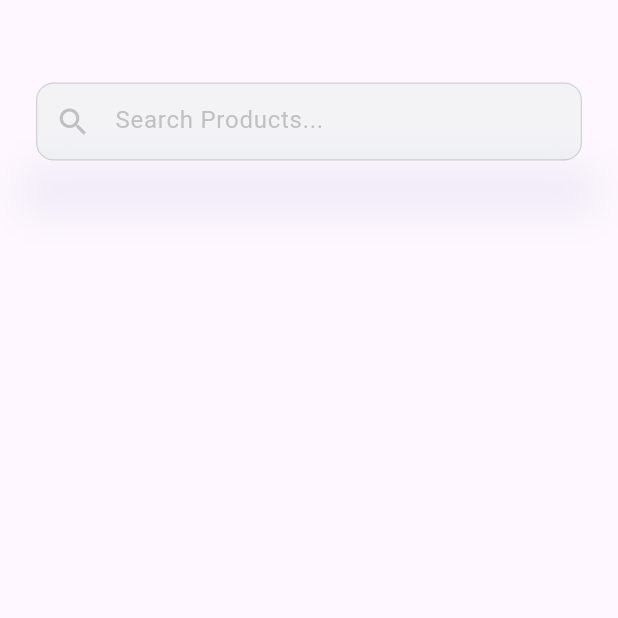
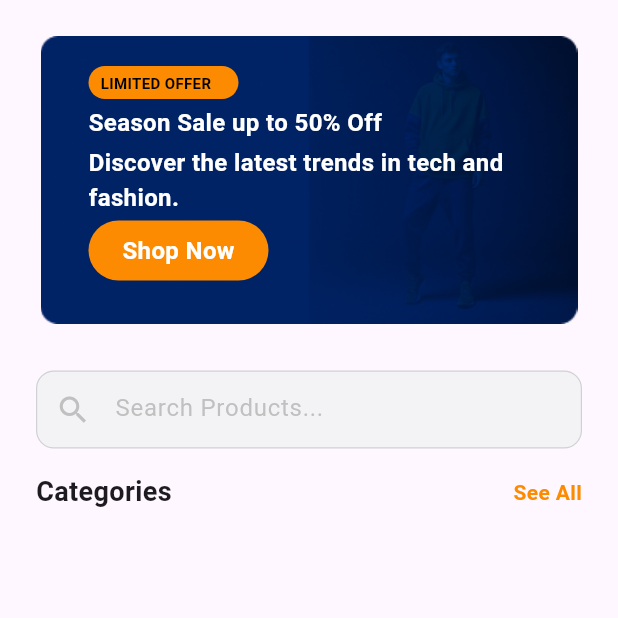
Before and after one commit to Jessetwo/vibrant_commerce, a Flutter app: the HomePage screen opened directly, on a phone screen of 412 x 824 dp, the top half of it. Run offline on Flutter 3.47's test engine with Material 3 defaults, Android fonts, the phone set to English and light mode, and no system bars.

Commit message:
home page edited

```diff
--- /dev/null
+++ b/lib/components/widgets/catergory_box.dart
@@ -0,0 +1,17 @@
+import 'package:flutter/material.dart';
+
+class CatergoryBox extends StatelessWidget {
+  const CatergoryBox({super.key});
+
+  @override
+  Widget build(BuildContext context) {
+    return Container(
+      width: 64,
+      height: 64,
+      decoration: BoxDecoration(
+        color: Colors.grey.withOpacity(0.2),
+        borderRadius: BorderRadius.circular(12),
+      ),
+    );
+  }
+}
--- a/lib/screens/main_screens/home_page.dart
+++ b/lib/screens/main_screens/home_page.dart
@@ -1,4 +1,5 @@
 import 'package:flutter/material.dart';
+import 'package:vibrant_commerce/components/assets/app_colors.dart';
 import 'package:vibrant_commerce/components/widgets/my_text_box.dart';
 
 class HomePage extends StatelessWidget {
@@ -12,25 +13,106 @@ class HomePage extends StatelessWidget {
           padding: const EdgeInsets.all(24.0),
           child: Column(
             children: [
+              Stack(
+                children: [
+                  Image.asset(
+                    'assets/images/Hero_banner.png',
+                    fit: BoxFit.cover,
+                  ),
+                  Positioned(
+                    top: 20,
+                    left: 32,
+                    right: 32,
+                    child: Column(
+                      crossAxisAlignment: CrossAxisAlignment.start,
+                      children: [
+                        Container(
+                          padding: const EdgeInsets.symmetric(
+                            horizontal: 8,
+                            vertical: 4,
+                          ),
+                          width: 100,
+                          height: 22,
+                          decoration: BoxDecoration(
+                            color: AppColors.primaryColor,
+                            borderRadius: BorderRadius.circular(100),
+                          ),
+                          child: Text(
+                            'LIMITED OFFER',
+                            style: TextStyle(
+                              color: Colors.black,
+                              fontSize: 10,
+                              fontWeight: FontWeight.bold,
+                            ),
+                          ),
+                        ),
+                        const SizedBox(height: 4),
+                        Text(
+                          'Season Sale up to 50% Off',
+                          style: TextStyle(
+                            color: Colors.white,
+                            fontSize: 16,
+                            fontWeight: FontWeight.bold,
+                          ),
+                        ),
+                        const SizedBox(height: 4),
+                        Text(
+                          'Discover the latest trends in tech and fashion.',
+                          style: TextStyle(
+                            color: Colors.white,
+                            fontSize: 16,
+                            fontWeight: FontWeight.bold,
+                          ),
+                        ),
+                        const SizedBox(height: 4),
+                        Container(
+                          alignment: Alignment.center,
+                          padding: const EdgeInsets.symmetric(
+                            horizontal: 8,
+                            vertical: 4,
+                          ),
+                          width: 120,
+                          height: 40,
+                          decoration: BoxDecoration(
+                            color: AppColors.primaryColor,
+                            borderRadius: BorderRadius.circular(100),
+                          ),
+                          child: Text(
+                            'Shop Now',
+                            style: TextStyle(
+                              color: Colors.white,
+                              fontSize: 16,
+                              fontWeight: FontWeight.bold,
+                            ),
+                          ),
+                        ),
+                      ],
+                    ),
+                  ),
+                ],
+              ),
               MyTextBox(
                 hintText: 'Search Products...',
                 prefixIcon: Icons.search,
               ),
+
               const SizedBox(height: 16),
-              Container(
-                width: double.infinity,
-                decoration: BoxDecoration(
-                  borderRadius: BorderRadius.circular(12),
-                  color: Colors.white,
-                  boxShadow: [
-                    BoxShadow(
-                      color: Color(0xff002366).withOpacity(0.08),
-                      spreadRadius: 12,
-                      blurRadius: 24,
-                      offset: const Offset(0, 4), // changes position of shadow
+              Row(
+                mainAxisAlignment: MainAxisAlignment.spaceBetween,
+                children: [
+                  Text(
+                    'Categories',
+                    style: TextStyle(fontSize: 18, fontWeight: FontWeight.bold),
+                  ),
+                  Text(
+                    'See All',
+                    style: TextStyle(
+                      fontSize: 14,
+                      color: AppColors.primaryColor,
+                      fontWeight: FontWeight.bold,
                     ),
-                  ],
-                ),
+                  ),
+                ],
               ),
             ],
           ),
```
Also changed, not shown: assets/images/Hero_banner.png (added).
